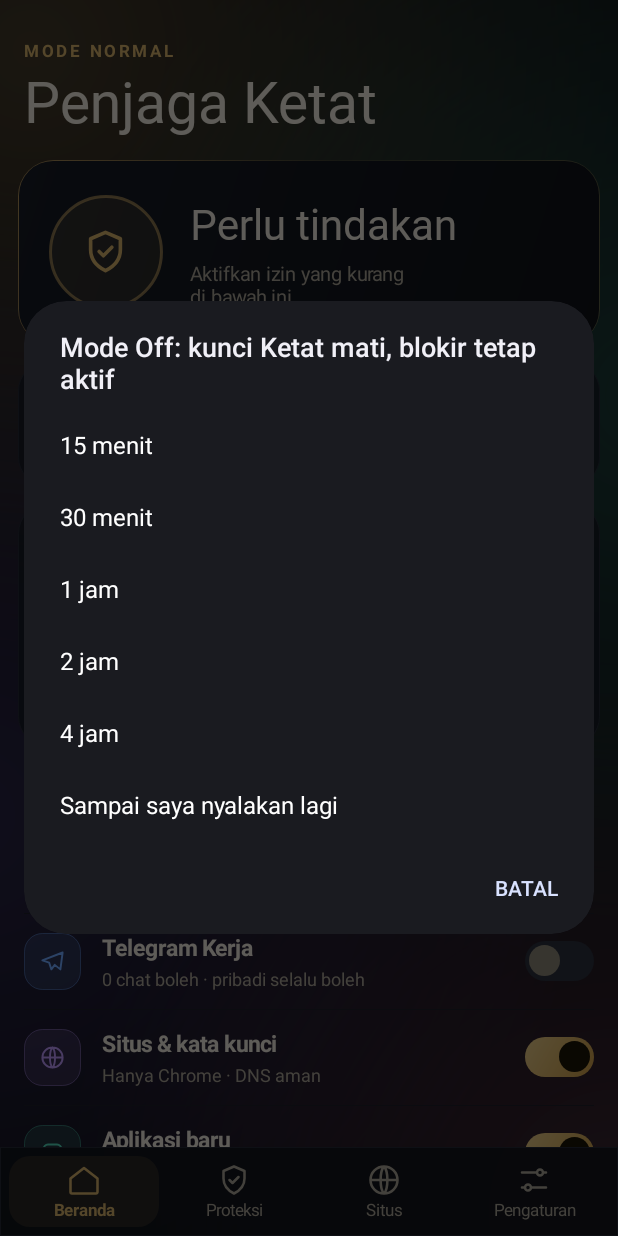
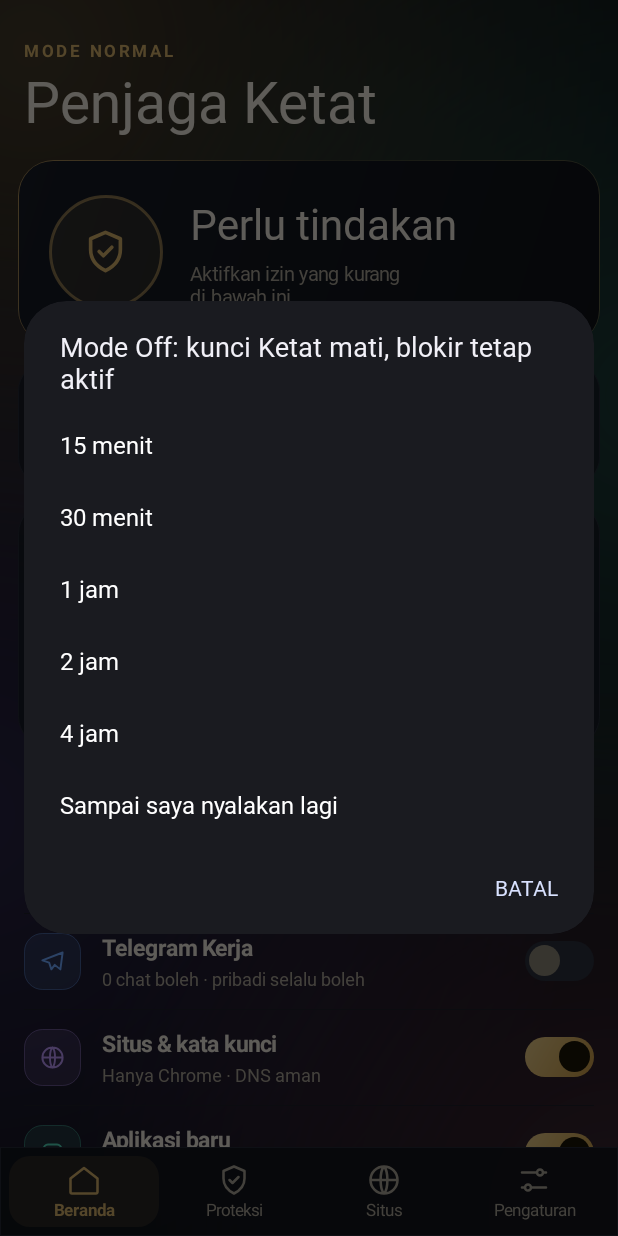
Before and after one commit to agilsibawayh01-design/PenjagaKetat, an Android app: the screen it shows after launch (MainActivity), after a tap on "Off", on a phone screen of 412 x 824 dp. Run offline under Robolectric (Android 15) with nearby library versions, the phone set to English and light mode, and no system bars; pictures from the network do not load; 2 other taps on this screen came first.

Commit message:
Add files via upload

```diff
--- a/app/src/main/res/values/themes.xml
+++ b/app/src/main/res/values/themes.xml
@@ -3,6 +3,7 @@
     <style name="AppTheme" parent="android:Theme.DeviceDefault">
         <item name="android:windowActionBar">false</item>
         <item name="android:windowNoTitle">true</item>
+        <item name="android:fontFamily">@font/inter</item>
         <item name="android:colorAccent">#D4AF6A</item>
         <item name="android:windowBackground">#0A0C10</item>
     </style>
```
